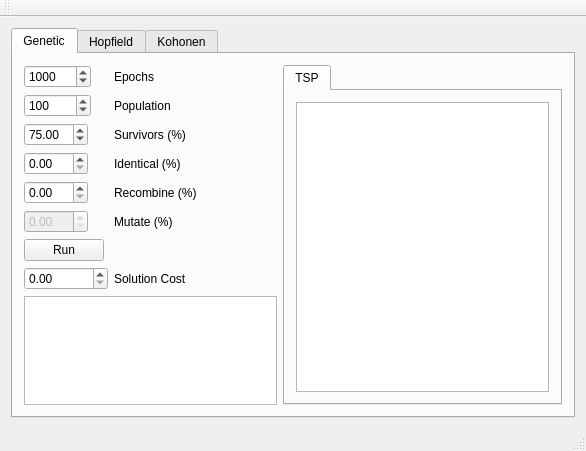
Before: the Qt Designer form src/mainwindow.ui in balsini/NeuroLab, drawn with Qt 5.
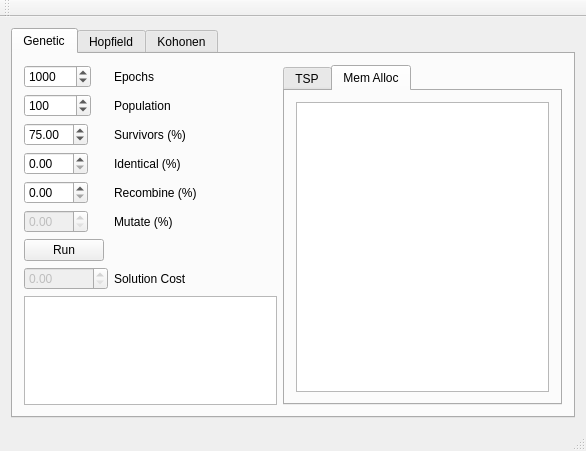
After: the same form once the commit is applied. Custom widgets are drawn as their Qt base class.

Commit message: Improved interface for genetic algorithm parameters definition.

Diff of the .ui file:
```diff
--- a/src/mainwindow.ui
+++ b/src/mainwindow.ui
@@ -146,6 +146,9 @@
             </item>
             <item row="9" column="0">
              <widget class="QDoubleSpinBox" name="GA_cost">
+              <property name="enabled">
+               <bool>false</bool>
+              </property>
               <property name="maximum">
                <double>999999.000000000000000</double>
               </property>
@@ -170,6 +173,9 @@
         </item>
         <item>
          <widget class="QTabWidget" name="tabWidget_2">
+          <property name="currentIndex">
+           <number>1</number>
+          </property>
           <widget class="QWidget" name="tab_3">
            <attribute name="title">
             <string>TSP</string>
@@ -180,6 +186,16 @@
             </item>
            </layout>
           </widget>
+          <widget class="QWidget" name="tab_2">
+           <attribute name="title">
+            <string>Mem Alloc</string>
+           </attribute>
+           <layout class="QGridLayout" name="gridLayout_3">
+            <item row="0" column="0">
+             <widget class="QGraphicsView" name="MEMALLOCView"/>
+            </item>
+           </layout>
+          </widget>
          </widget>
         </item>
        </layout>
```
Left out of the diff: 4 changed lines with no effect on the pictures. The commit also changes 2 other files.
